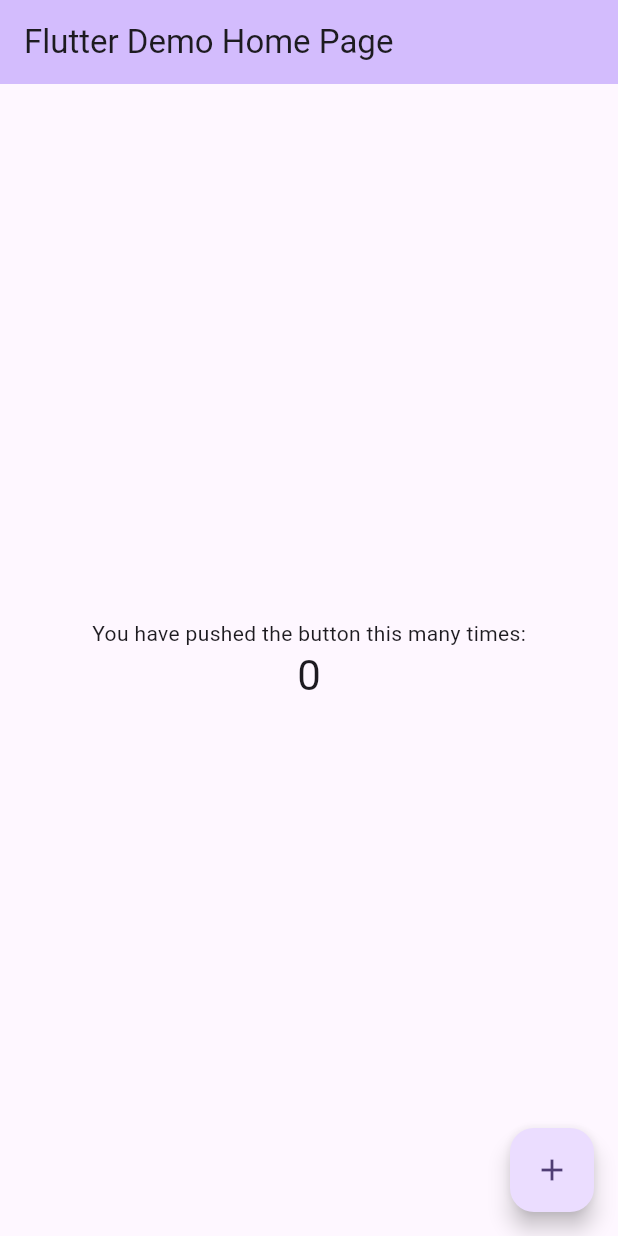
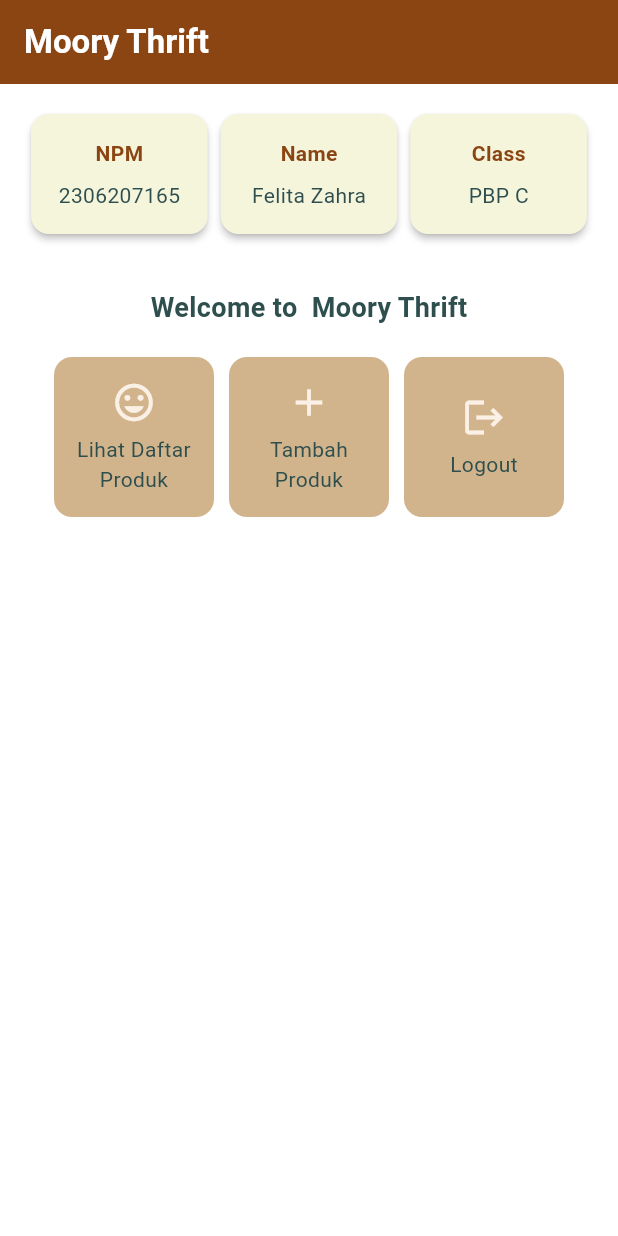
Before and after one commit to felfelita/moory-thrift-mobile, a Flutter app: the screen it shows after launch, on a phone screen of 412 x 824 dp. Run offline on Flutter 3.47's test engine with Material 3 defaults, Android fonts, the phone set to English and light mode, and no system bars.

Commit message:
menyelesaikan checklist

```diff
--- a/lib/main.dart
+++ b/lib/main.dart
@@ -1,5 +1,5 @@
 import 'package:flutter/material.dart';
-
+import 'package:moory_thrift/menu.dart';
 void main() {
   runApp(const MyApp());
 }
@@ -28,98 +28,12 @@
         //
         // This works for code too, not just values: Most code changes can be
         // tested with just a hot reload.
-        colorScheme: ColorScheme.fromSeed(seedColor: Colors.deepPurple),
+        colorScheme: ColorScheme.fromSwatch(
+        primarySwatch: Colors.deepPurple,
+      ).copyWith(secondary: Colors.deepPurple[400]),
         useMaterial3: true,
       ),
-      home: const MyHomePage(title: 'Flutter Demo Home Page'),
+      home: MyHomePage(),
     );
   }
 }
-
-class MyHomePage extends StatefulWidget {
-  const MyHomePage({super.key, required this.title});
-
-  // This widget is the home page of your application. It is stateful, meaning
-  // that it has a State object (defined below) that contains fields that affect
-  // how it looks.
-
-  // This class is the configuration for the state. It holds the values (in this
-  // case the title) provided by the parent (in this case the App widget) and
-  // used by the build method of the State. Fields in a Widget subclass are
-  // always marked "final".
-
-  final String title;
-
-  @override
-  State<MyHomePage> createState() => _MyHomePageState();
-}
-
-class _MyHomePageState extends State<MyHomePage> {
-  int _counter = 0;
-
-  void _incrementCounter() {
-    setState(() {
-      // This call to setState tells the Flutter framework that something has
-      // changed in this State, which causes it to rerun the build method below
-      // so that the display can reflect the updated values. If we changed
-      // _counter without calling setState(), then the build method would not be
-      // called again, and so nothing would appear to happen.
-      _counter++;
-    });
-  }
-
-  @override
-  Widget build(BuildContext context) {
-    // This method is rerun every time setState is called, for instance as done
-    // by the _incrementCounter method above.
-    //
-    // The Flutter framework has been optimized to make rerunning build methods
-    // fast, so that you can just rebuild anything that needs updating rather
-    // than having to individually change instances of widgets.
-    return Scaffold(
-      appBar: AppBar(
-        // TRY THIS: Try changing the color here to a specific color (to
-        // Colors.amber, perhaps?) and trigger a hot reload to see the AppBar
-        // change color while the other colors stay the same.
-        backgroundColor: Theme.of(context).colorScheme.inversePrimary,
-        // Here we take the value from the MyHomePage object that was created by
-        // the App.build method, and use it to set our appbar title.
-        title: Text(widget.title),
-      ),
-      body: Center(
-        // Center is a layout widget. It takes a single child and positions it
-        // in the middle of the parent.
-        child: Column(
-          // Column is also a layout widget. It takes a list of children and
-          // arranges them vertically. By default, it sizes itself to fit its
-          // children horizontally, and tries to be as tall as its parent.
-          //
-          // Column has various properties to control how it sizes itself and
-          // how it positions its children. Here we use mainAxisAlignment to
-          // center the children vertically; the main axis here is the vertical
-          // axis because Columns are vertical (the cross axis would be
-          // horizontal).
-          //
-          // TRY THIS: Invoke "debug painting" (choose the "Toggle Debug Paint"
-          // action in the IDE, or press "p" in the console), to see the
-          // wireframe for each widget.
-          mainAxisAlignment: MainAxisAlignment.center,
-          children: <Widget>[
-            const Text(
-              'You have pushed the button this many times:',
-            ),
-            Text(
-              '$_counter',
-              style: Theme.of(context).textTheme.headlineMedium,
-            ),
-          ],
-        ),
-      ),
-      floatingActionButton: FloatingActionButton(
-        onPressed: _incrementCounter,
-        tooltip: 'Increment',
-        child: const Icon(Icons.add),
-      ), // This trailing comma makes auto-formatting nicer for build methods.
-    );
-  }
-}
--- /dev/null
+++ b/lib/menu.dart
@@ -0,0 +1,164 @@
+import 'package:flutter/material.dart';
+
+class MyHomePage extends StatelessWidget {
+    MyHomePage({super.key});
+    final String npm = '2306207165'; // NPM
+    final String name = 'Felita Zahra'; // Nama
+    final String className = 'PBP C'; // Kelas
+    final List<ItemHomepage> items = [
+         ItemHomepage("Lihat Daftar Produk", Icons.mood),
+         ItemHomepage("Tambah Produk", Icons.add),
+         ItemHomepage("Logout", Icons.logout),
+    ];
+    @override
+    Widget build(BuildContext context) {
+      // Scaffold menyediakan struktur dasar halaman dengan AppBar dan body.
+      return Scaffold(
+        // AppBar adalah bagian atas halaman yang menampilkan judul.
+        appBar: AppBar(
+          title: const Text(
+            'Moory Thrift',
+            style: TextStyle(
+              color: Colors.white,
+              fontWeight: FontWeight.bold,
+            ),
+          ),
+          backgroundColor: const Color(0xFF8B4513), // Warna cokelat tanah
+        ),
+        body: Padding(
+          padding: const EdgeInsets.all(16.0),
+          child: Column(
+            crossAxisAlignment: CrossAxisAlignment.center,
+            children: [
+              Row(
+                mainAxisAlignment: MainAxisAlignment.spaceEvenly,
+                children: [
+                  InfoCard(title: 'NPM', content: npm),
+                  InfoCard(title: 'Name', content: name),
+                  InfoCard(title: 'Class', content: className),
+                ],
+              ),
+              const SizedBox(height: 16.0),
+              Center(
+                child: Column(
+                  children: [
+                    const Padding(
+                      padding: EdgeInsets.only(top: 16.0),
+                      child: Text(
+                        'Welcome to  Moory Thrift',
+                        style: TextStyle(
+                          fontWeight: FontWeight.bold,
+                          fontSize: 18.0,
+                          color: Color(0xFF2F4F4F), // Abu-abu gelap
+                        ),
+                      ),
+                    ),
+                    GridView.count(
+                      primary: true,
+                      padding: const EdgeInsets.all(20),
+                      crossAxisSpacing: 10,
+                      mainAxisSpacing: 10,
+                      crossAxisCount: 3,
+                      shrinkWrap: true,
+                      children: items.map((ItemHomepage item) {
+                        return ItemCard(item);
+                      }).toList(),
+                    ),
+                  ],
+                ),
+              ),
+            ],
+          ),
+        ),
+      );
+    }
+  }
+
+class InfoCard extends StatelessWidget {
+  final String title;  // Judul kartu.
+  final String content;  // Isi kartu.
+
+  const InfoCard({super.key, required this.title, required this.content});
+
+  @override
+  Widget build(BuildContext context) {
+    return Card(
+      color: const Color(0xFFF5F5DC), // Beige lembut
+      elevation: 2.0,
+      child: Container(
+        width: MediaQuery.of(context).size.width / 3.5,
+        padding: const EdgeInsets.all(16.0),
+        child: Column(
+          children: [
+            Text(
+              title,
+              style: const TextStyle(
+                fontWeight: FontWeight.bold,
+                color: Color(0xFF8B4513), // Cokelat tanah
+              ),
+            ),
+            const SizedBox(height: 8.0),
+            Text(
+              content,
+              style: const TextStyle(color: Color(0xFF2F4F4F)), // Abu-abu gelap
+            ),
+          ],
+        ),
+      ),
+    );
+  }
+}
+
+class ItemHomepage {
+     final String name;
+     final IconData icon;
+
+     ItemHomepage(this.name, this.icon);
+ }
+
+class ItemCard extends StatelessWidget {
+  final ItemHomepage item;
+
+  const ItemCard(this.item, {super.key});
+
+  @override
+  Widget build(BuildContext context) {
+    return Material(
+      color: const Color(0xFFD2B48C), // Warna cokelat muda
+      borderRadius: BorderRadius.circular(12),
+
+      child: InkWell(
+        onTap: () {
+          ScaffoldMessenger.of(context)
+            ..hideCurrentSnackBar()
+            ..showSnackBar(
+              SnackBar(content: Text("Kamu telah menekan tombol ${item.name}!"))
+            );
+        },
+        child: Container(
+          padding: const EdgeInsets.all(8),
+          child: Center(
+            child: Column(
+              mainAxisAlignment: MainAxisAlignment.center,
+              children: [
+                Icon(
+                  item.icon,
+                  color: const Color(0xFFFAF0E6), // Putih tulang
+                  size: 30.0,
+                ),
+                const Padding(padding: EdgeInsets.all(3)),
+                Text(
+                  item.name,
+                  textAlign: TextAlign.center,
+                  style: const TextStyle(
+                    color: Color(0xFF2F4F4F), // Abu-abu gelap
+                  ),
+                ),
+              ],
+            ),
+          ),
+        ),
+      ),
+    );
+  }
+}
```
